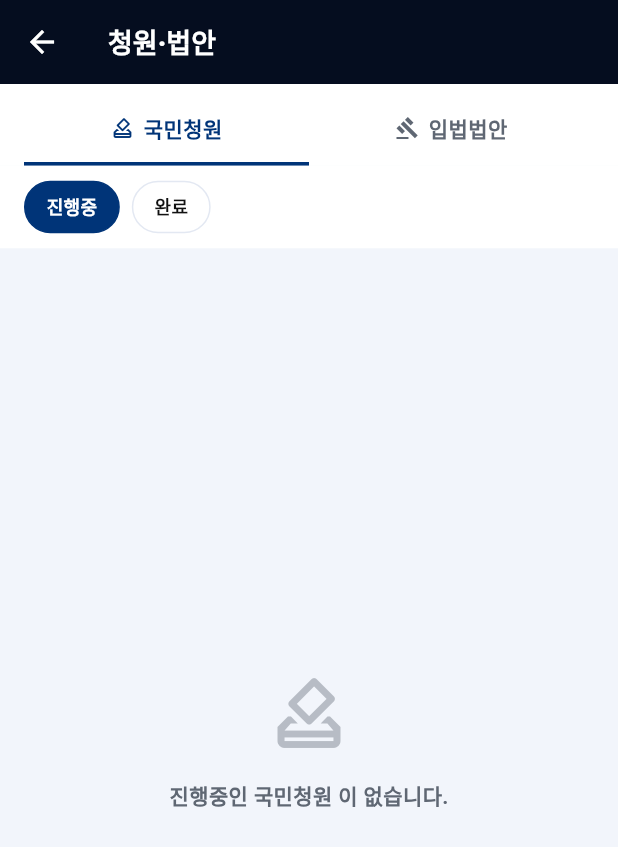
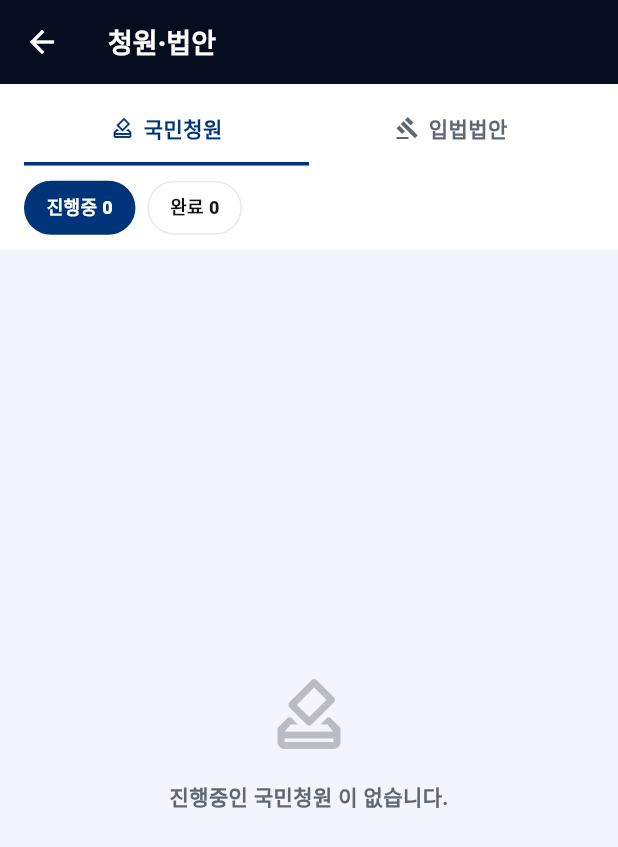
Before and after one commit to swhyun-dev/rok_us_alliance_app, a Flutter app: the PetitionPage screen opened directly, on a phone screen of 412 x 824 dp. Shown: the top 847 px of the screen. Run offline on Flutter 3.47's test engine with Material 3 defaults, Android fonts, the phone set to English and light mode, and no system bars; our stand-ins replace cloud_firestore, cloud_functions, firebase_auth, firebase_core, firebase_messaging, firebase_storage and 9 more; missing offline and left inert: flutter_naver_login, kakao_flutter_sdk_user, mobile_scanner, screen_brightness; accounts and stored records are empty; statements that could not run were skipped.

Commit message:
feat: 청원 탭바에 진행중/완료 카운트 표시
PetitionStore.watchCount 추가 — type+status 일치 doc 갯수 stream.
_StatusSegmentBar 가 두 status 모두 구독해 라벨 옆에 숫자 표시.
"진행중 12" / "완료 3" 형태.

쿼리는 limit 없이 전체 count 를 받으므로, doc 수가 수천 단위로 늘어나면
aggregate count() 로 교체 검토. 현 시점 청원·법안 수십 단위라 비용 무시.

Co-Authored-By: Claude Opus 4.7 (1M context) <noreply@anthropic.com>

```diff
--- a/lib/features/petition/data/petition_store.dart
+++ b/lib/features/petition/data/petition_store.dart
@@ -38,6 +38,27 @@ class PetitionStore {
     return q.limit(limit).snapshots().map(
           (snap) => snap.docs.map(Petition.fromFirestore).toList(),
         );
+  }
+
+  /// 탭바 옆 카운트 표시용. type+status 일치하는 doc 갯수만 반환.
+  /// 첫 페이지 30 건만 화면에 그리지만 카운트는 전체를 보여주기 위해 별도 쿼리.
+  static Stream<int> watchCount({
+    required PetitionTab tab,
+    required PetitionStatusFilter status,
+  }) {
+    final typeName = tab == PetitionTab.legislativeBill
+        ? PetitionType.legislativeBill.name
+        : PetitionType.nationalPetition.name;
+
+    final statusValue = status == PetitionStatusFilter.active
+        ? 'active'
+        : 'completed';
+
+    return _col
+        .where('type', isEqualTo: typeName)
+        .where('status', isEqualTo: statusValue)
+        .snapshots()
+        .map((snap) => snap.size);
   }
 
   /// 홈 HotPetitionSection — 진행중 전체에서 isFeatured 우선·신규순 limit.
--- a/lib/features/petition/presentation/petition_page.dart
+++ b/lib/features/petition/presentation/petition_page.dart
@@ -55,6 +55,7 @@ class _PetitionPageState extends State<PetitionPage> {
             onSelect: (t) => setState(() => _tab = t),
           ),
           _StatusSegmentBar(
+            tab: _tab,
             current: _status,
             onSelect: (s) => setState(() => _status = s),
           ),
@@ -182,7 +183,12 @@ class _TopTabBar extends StatelessWidget {
 }
 
 class _StatusSegmentBar extends StatelessWidget {
-  const _StatusSegmentBar({required this.current, required this.onSelect});
+  const _StatusSegmentBar({
+    required this.tab,
+    required this.current,
+    required this.onSelect,
+  });
+  final PetitionTab tab;
   final PetitionStatusFilter current;
   final ValueChanged<PetitionStatusFilter> onSelect;
 
@@ -216,13 +222,26 @@ class _StatusSegmentBar extends StatelessWidget {
                         selected ? AppColors.koreanBlue : AppColors.border,
                   ),
                 ),
-                child: Text(
-                  entry.$2,
-                  style: TextStyle(
-                    color: selected ? Colors.white : AppColors.textPrimary,
-                    fontWeight: FontWeight.w800,
-                    fontSize: 12,
+                child: StreamBuilder<int>(
+                  stream: PetitionStore.watchCount(
+                    tab: tab,
+                    status: entry.$1,
                   ),
+                  builder: (context, snap) {
+                    final count = snap.data;
+                    final label = count == null
+                        ? entry.$2
+                        : '${entry.$2} $count';
+                    return Text(
+                      label,
+                      style: TextStyle(
+                        color:
+                            selected ? Colors.white : AppColors.textPrimary,
+                        fontWeight: FontWeight.w800,
+                        fontSize: 12,
+                      ),
+                    );
+                  },
                 ),
               ),
             ),
```
